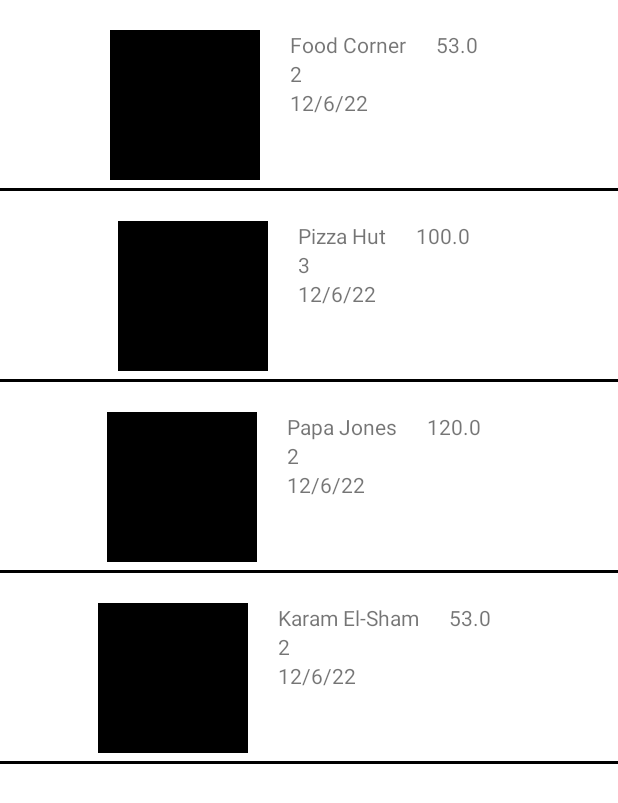
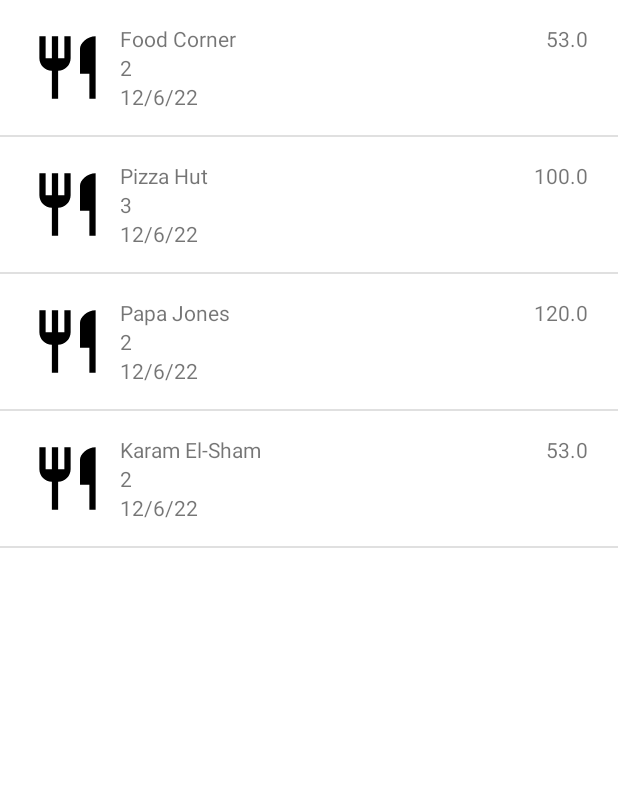
Before and after one commit to MostafaXLotfy/Wagba, an Android app: the fragment OrdersFragment placed in its activity, on a phone screen of 412 x 824 dp. Shown: the top 803 px of the screen. Run offline under Robolectric (Android 15) with nearby library versions, the phone set to English and light mode, and no system bars.

Commit message:
Redesigned orders item

```diff
--- a/app/src/main/java/com/example/wagba/Orders/OrdersFragment.java
+++ b/app/src/main/java/com/example/wagba/Orders/OrdersFragment.java
@@ -5,6 +5,8 @@ import android.os.Bundle;
 import androidx.annotation.NonNull;
 import androidx.annotation.Nullable;
 import androidx.fragment.app.Fragment;
+import androidx.recyclerview.widget.DividerItemDecoration;
+import androidx.recyclerview.widget.LinearLayoutManager;
 
 import android.view.LayoutInflater;
 import android.view.View;
@@ -60,7 +62,16 @@ public class OrdersFragment extends Fragment {
         ordersModels.add(new OrdersModel("Papa Jones", 2, new Date(), 120.0f));
         ordersModels.add(new OrdersModel("Karam El-Sham", 2, new Date(), 53.0f));
         OrdersAdapter ordersAdapter = new OrdersAdapter(ordersModels);
+        LinearLayoutManager layoutManager = new LinearLayoutManager(view.getContext());
+
+        DividerItemDecoration dividerItemDecoration =
+                new DividerItemDecoration(view.getContext(),layoutManager.getOrientation());
+
         binding.rcOrders.setAdapter(ordersAdapter);
+        binding.rcOrders.setLayoutManager(layoutManager);
+        binding.rcOrders.addItemDecoration(dividerItemDecoration);
+
+
     }
 
     @Override
--- a/app/src/main/res/layout/orders_item.xml
+++ b/app/src/main/res/layout/orders_item.xml
@@ -3,35 +3,48 @@
     android:layout_width="match_parent"
     android:layout_height="wrap_content"
     xmlns:app="http://schemas.android.com/apk/res-auto">
+
     <ImageView
         android:id="@+id/iv_logo"
-        android:layout_width="100dp"
-        android:layout_height="100dp"
+        android:layout_width="50dp"
+        android:layout_height="50dp"
 
-        android:src="@color/black"
-        app:layout_constraintStart_toStartOf="parent"
+        android:layout_marginStart="20dp"
+        android:layout_marginTop="20dp"
+
+        android:layout_marginEnd="10dp"
+        android:layout_marginBottom="20dp"
+
+        android:src="@drawable/ic_outline_restaurant_24"
 
         app:layout_constraintTop_toTopOf="parent"
-        app:layout_constraintBottom_toTopOf="@id/separator"
+        app:layout_constraintBottom_toBottomOf="parent"
+
+        app:layout_constraintStart_toStartOf="parent"
         app:layout_constraintEnd_toStartOf="@id/tv_name"
+
+        app:layout_constraintHorizontal_bias="0.0"
         app:layout_constraintHorizontal_chainStyle="packed"
+
         app:layout_constraintVertical_chainStyle="packed"
-        android:layout_marginEnd="20dp"
-        android:layout_marginTop="20dp"
-        android:layout_marginBottom="5dp"
         />
     <TextView
         android:id="@+id/tv_name"
-        android:layout_width="wrap_content"
+        android:layout_width="0dp"
         android:layout_height="wrap_content"
         android:text="@string/name_placeholder"
+
+        app:layout_constraintTop_toTopOf="@id/iv_logo"
+        app:layout_constraintBottom_toTopOf="@id/tv_quantity"
+
         app:layout_constraintStart_toEndOf="@id/iv_logo"
-        app:layout_constraintTop_toTopOf="@id/iv_logo"
         app:layout_constraintEnd_toStartOf="@id/tv_price"
-        app:layout_constraintBottom_toTopOf="@id/tv_quantity"
-        android:layout_marginEnd="20dp"
+
+        android:layout_marginEnd="5dp"
+
         app:layout_constraintVertical_chainStyle="packed"
         />
+
     <TextView
         android:id="@+id/tv_quantity"
         android:layout_width="0dp"
@@ -42,42 +55,38 @@
         app:layout_constraintBottom_toTopOf="@id/tv_date"
         android:text="@string/order_quantity_placeholder"
         />
+
     <TextView
         android:id="@+id/tv_date"
         android:layout_width="0dp"
-        android:layout_height="0dp"
+        android:layout_height="wrap_content"
         android:text="@string/date_placeholder"
+
         app:layout_constraintTop_toBottomOf="@id/tv_quantity"
         app:layout_constraintBottom_toBottomOf="@id/iv_logo"
+
         app:layout_constraintStart_toStartOf="@id/tv_name"
         app:layout_constraintEnd_toEndOf="@id/tv_name"
         />
+
     <TextView
 
         android:id="@+id/tv_price"
-        android:layout_width="wrap_content"
-        android:layout_height="wrap_content"
+        android:layout_width="0dp"
+        android:layout_height="0dp"
 
+        android:layout_marginEnd="20dp"
         android:text="@string/price_placeholder"
-        android:layout_marginEnd="20dp"
-        app:layout_constraintStart_toEndOf="@id/tv_name"
-        app:layout_constraintEnd_toEndOf="parent"
-        app:layout_constraintTop_toTopOf="@id/tv_name"
+
+        android:textAlignment="textEnd"
         app:layout_constraintBottom_toBottomOf="@id/tv_name"
 
-        android:textAlignment="textEnd"
+        app:layout_constraintEnd_toEndOf="parent"
+        app:layout_constraintStart_toEndOf="@id/tv_name"
 
-        />
+        app:layout_constraintTop_toTopOf="@id/tv_name"
 
-    <View
-        android:id="@+id/separator"
-        android:layout_width="match_parent"
-        android:layout_height="2dp"
-        android:background="@color/black"
-        app:layout_constraintBottom_toBottomOf="parent"
-        app:layout_constraintEnd_toEndOf="parent"
-        app:layout_constraintHorizontal_bias="0.0"
-        app:layout_constraintStart_toStartOf="parent"
-        app:layout_constraintTop_toBottomOf="@id/iv_logo" />
+        app:layout_constraintVertical_bias="0.0" />
+
 
 </androidx.constraintlayout.widget.ConstraintLayout>
```
